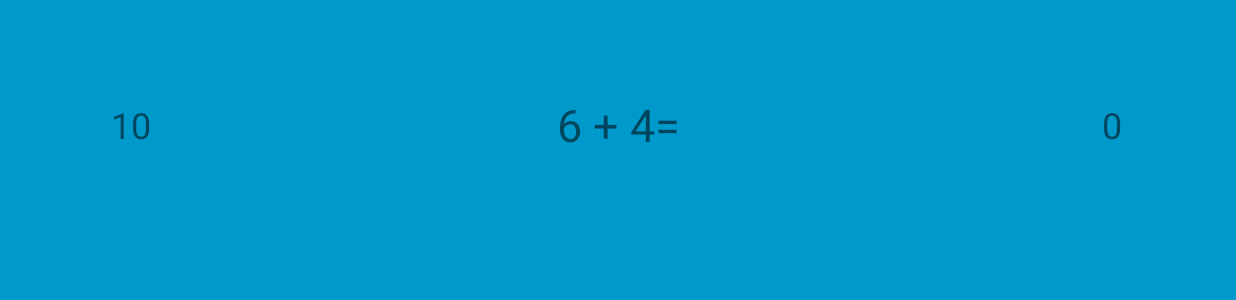
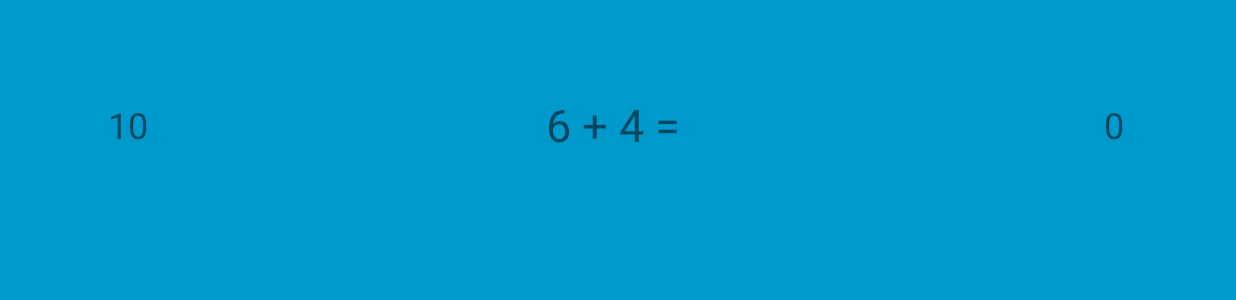
Before and after one commit to petarstanev/MathGameAndroid, an Android app: the GameActivity screen opened directly, with no data from a screen before it, on a phone screen of 824 x 412 dp (held sideways). Shown: the part 185-485 px from the top of the screen. Run offline under Robolectric (Android 15) with nearby library versions, the light colour scheme and no system bars.

Commit message:
Fixed GameOver screen.

```diff
--- a/app/src/main/java/com/example/petarstanev/mathgame/Game.java
+++ b/app/src/main/java/com/example/petarstanev/mathgame/Game.java
@@ -24,7 +24,7 @@ public class Game {
     }
 
     public boolean GenerateQuestion(){
-        if (question.isAnswered()) {
+        if (question.isAnswered() && !over) {
             question = new Question();
             return true;
         }else{
--- a/app/src/main/java/com/example/petarstanev/mathgame/GameActivity.java
+++ b/app/src/main/java/com/example/petarstanev/mathgame/GameActivity.java
@@ -93,6 +93,8 @@ public class GameActivity extends AppCompatActivity {
     };
 
     private void gameOverScreen(){
+        textViewQuestion.setText(game.getQuestion().printQuestion(true));
+        game.getQuestion().setAnswered(true);
         textViewGameOver.setVisibility(View.VISIBLE);
         buttonMenu.setVisibility(View.VISIBLE);
         buttonNewGame.setVisibility(View.VISIBLE);
@@ -135,7 +137,7 @@ public class GameActivity extends AppCompatActivity {
 
     private void printQuestion(){
         clearColors();
-        textViewQuestion.setText(game.getQuestion().toString());
+        textViewQuestion.setText(game.getQuestion().printQuestion(false));
         textViewTop.setText(String.valueOf(game.getQuestion().getAnswers().get(0).getNumber()));
         textViewRight.setText(String.valueOf(game.getQuestion().getAnswers().get(1).getNumber()));
         textViewBottom.setText(String.valueOf(game.getQuestion().getAnswers().get(2).getNumber()));
--- a/app/src/main/java/com/example/petarstanev/mathgame/Question.java
+++ b/app/src/main/java/com/example/petarstanev/mathgame/Question.java
@@ -21,6 +21,7 @@ public class Question {
     private Random rand;
     private boolean answered;
     private int errorNumber;
+    private int correctResult;
 
     public Question() {
         answers = new ArrayList<>();
@@ -47,8 +48,8 @@ public class Question {
     }
 
     private void generateAnswers(){
-        int correctResult = generateCorrectAnswer();
-        generateWrongAnswers(correctResult);
+        correctResult = generateCorrectAnswer();
+        generateWrongAnswers();
         shuffleAnswer();
     }
 
@@ -76,7 +77,7 @@ public class Question {
         return result;
     }
 
-    private void generateWrongAnswers(int correctResult){
+    private void generateWrongAnswers(){
        while (answers.size() < 4){
             int result;
             do {
@@ -115,8 +116,11 @@ public class Question {
         errorNumber++;
     }
 
-    @Override
-    public String toString() {
-        return numberOne + " "+ symbol + " " + numberTwo + "=";
+
+    public String printQuestion(boolean includeAnswer){
+        if (includeAnswer)
+            return numberOne + " "+ symbol + " " + numberTwo + " = " + correctResult;
+
+        return numberOne + " "+ symbol + " " + numberTwo + " = ";
     }
 }
```
Also changed, not shown: app/src/main/java/com/example/petarstanev/mathgame/TactileFeedback.java (line endings or trailing spaces).
